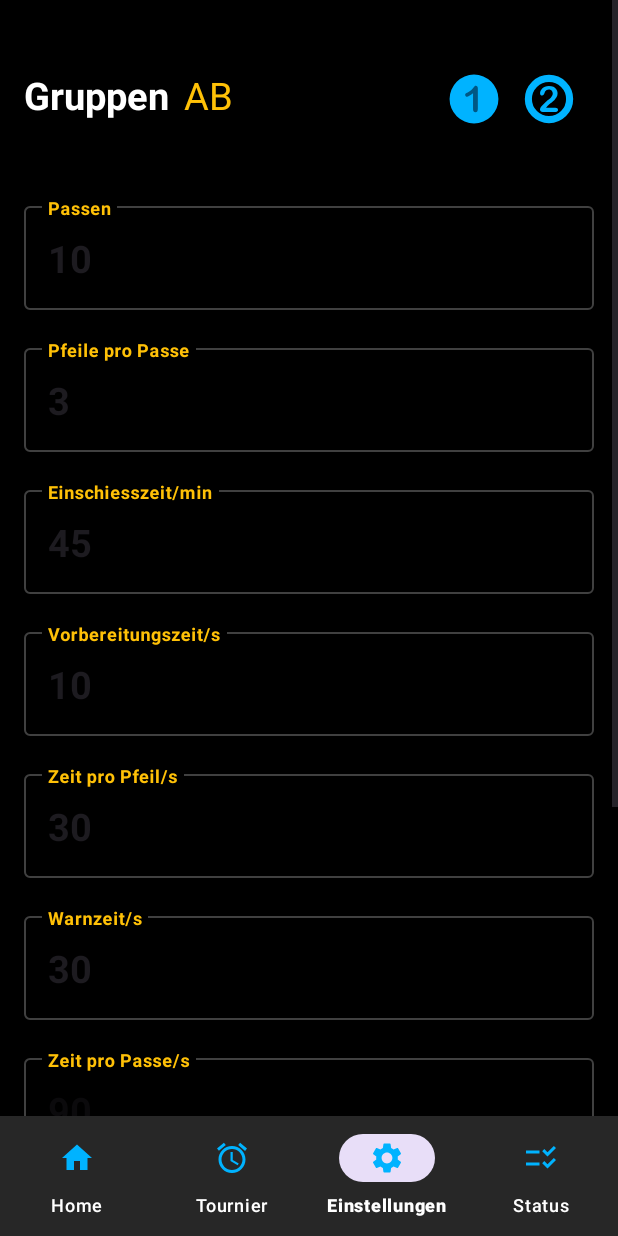
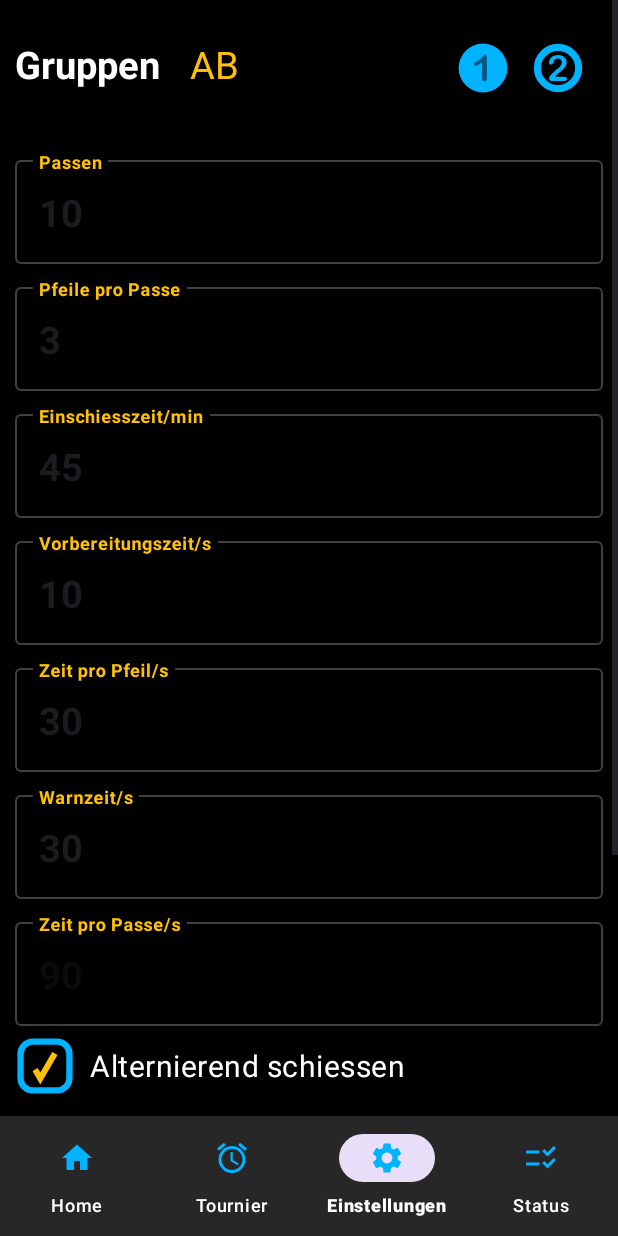
Before and after one commit to guidobonerz/ArcheryTimer, an Android app: the screen it shows after launch (MainActivity), item 3 of the bottom bar chosen, on a phone screen of 412 x 824 dp. Run offline under Robolectric (Android 15) with nearby library versions, the phone set to English and light mode, and no system bars; network calls fail.

Commit message:
alternating timer

```diff
--- a/android/ArcheryTimer/app/src/main/res/layout/fragment_settings.xml
+++ b/android/ArcheryTimer/app/src/main/res/layout/fragment_settings.xml
@@ -13,21 +13,22 @@
         android:background="#000000"
         android:foregroundTint="#FFFFFF"
         android:orientation="vertical"
-        android:padding="16dp"
+        android:padding="10dp"
         android:tag="SettingsFragment"
         tools:context=".SettingsFragment">
+
 
         <LinearLayout
             android:layout_width="match_parent"
             android:layout_height="wrap_content"
             android:orientation="horizontal"
-            android:paddingTop="30dp">
+            android:paddingTop="15dp">
 
             <TextView
                 android:id="@+id/textView"
                 android:layout_width="wrap_content"
                 android:layout_height="wrap_content"
-                android:layout_marginRight="10dp"
+                android:layout_marginRight="20dp"
                 android:text="@string/groupsText"
                 android:textColor="@color/white"
                 android:textSize="25sp"
@@ -158,6 +159,21 @@
         </com.google.android.material.textfield.TextInputLayout>
 
         <CheckBox
+            android:id="@+id/alternatingShots"
+            android:layout_width="match_parent"
+            android:layout_height="wrap_content"
+            android:background="@null"
+            android:button="@null"
+            android:checked="true"
+            android:drawableStart="@drawable/check_btn"
+            android:hint="@string/alternatingShots"
+            android:paddingTop="5dp"
+            android:drawablePadding="10dp"
+            android:textColor="#FFFFFF"
+            android:textColorHint="@color/white"
+            android:textSize="20dp" />
+
+        <CheckBox
             android:id="@+id/flashingPrepareLight"
             android:layout_width="match_parent"
             android:layout_height="wrap_content"
@@ -166,6 +182,7 @@
             android:checked="true"
             android:drawableStart="@drawable/check_btn"
             android:hint="@string/flashingPrepareLight"
+            android:drawablePadding="10dp"
             android:paddingTop="20dp"
             android:textColor="#FFFFFF"
             android:textColorHint="@color/white"
--- a/android/ArcheryTimer/app/src/main/res/values/strings.xml
+++ b/android/ArcheryTimer/app/src/main/res/values/strings.xml
@@ -30,6 +30,7 @@
     <string name="volumeText">Lautstärke</string>
     <string name="flashingPrepareLight">Vorbereitungphase blinkt</string>
     <string name="flashingInterval">Blinkinterval/ms</string>
+    <string name="alternatingShots">Alternierend schiessen</string>
 
     <string name="homeViewText">Home</string>
     <string name="tournamentViewText">Tournier</string>
--- a/android/ArcheryTimer/app/src/main/res/values/styles.xml
+++ b/android/ArcheryTimer/app/src/main/res/values/styles.xml
@@ -5,7 +5,7 @@
         <item name="android:textColor">@color/white</item>
         <item name="android:textSize">16dp</item>
         <item name="android:textStyle">bold</item>
-        <item name="android:paddingTop">20dp</item>
+        <item name="android:paddingTop">10dp</item>
         <item name="android:layout_width">match_parent</item>
         <item name="android:layout_height">wrap_content</item>
         <item name="boxStrokeColor">@color/stroke_color</item>
```
Also changed, not shown: android/ArcheryTimer/app/src/main/java/de/drazil/archerytimer/TournamentFragment.java (+0 -126 lines), 6 other files.
